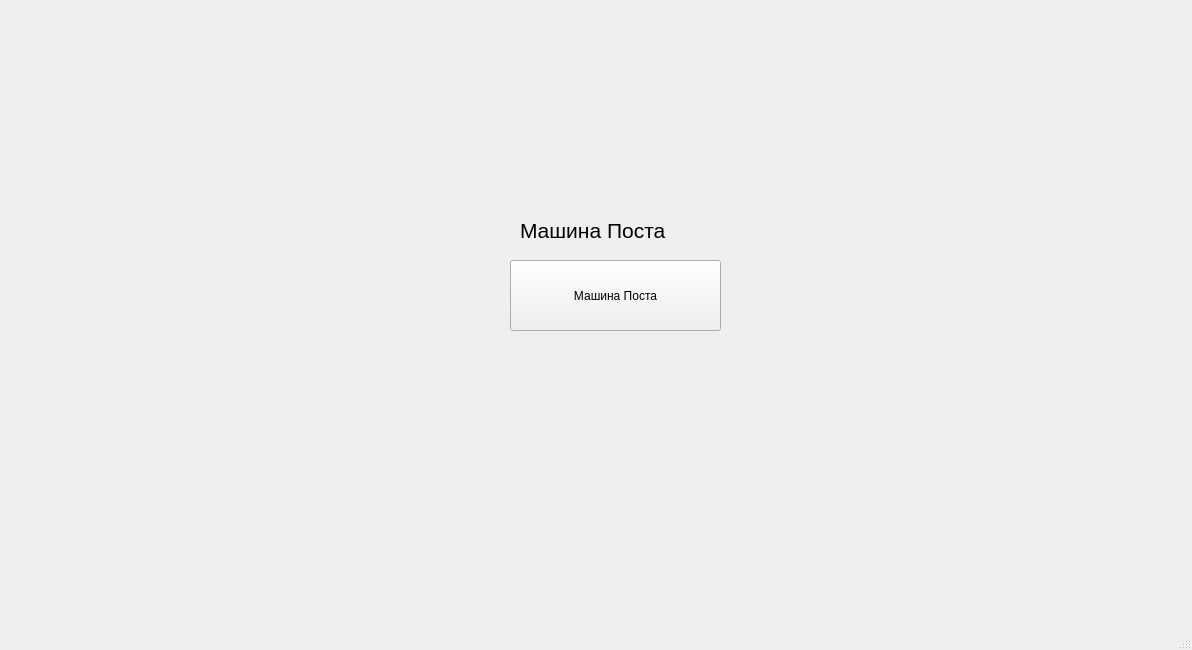
DimaChesnokov/PostMachine, file PostMachine.ui: the form before one commit.
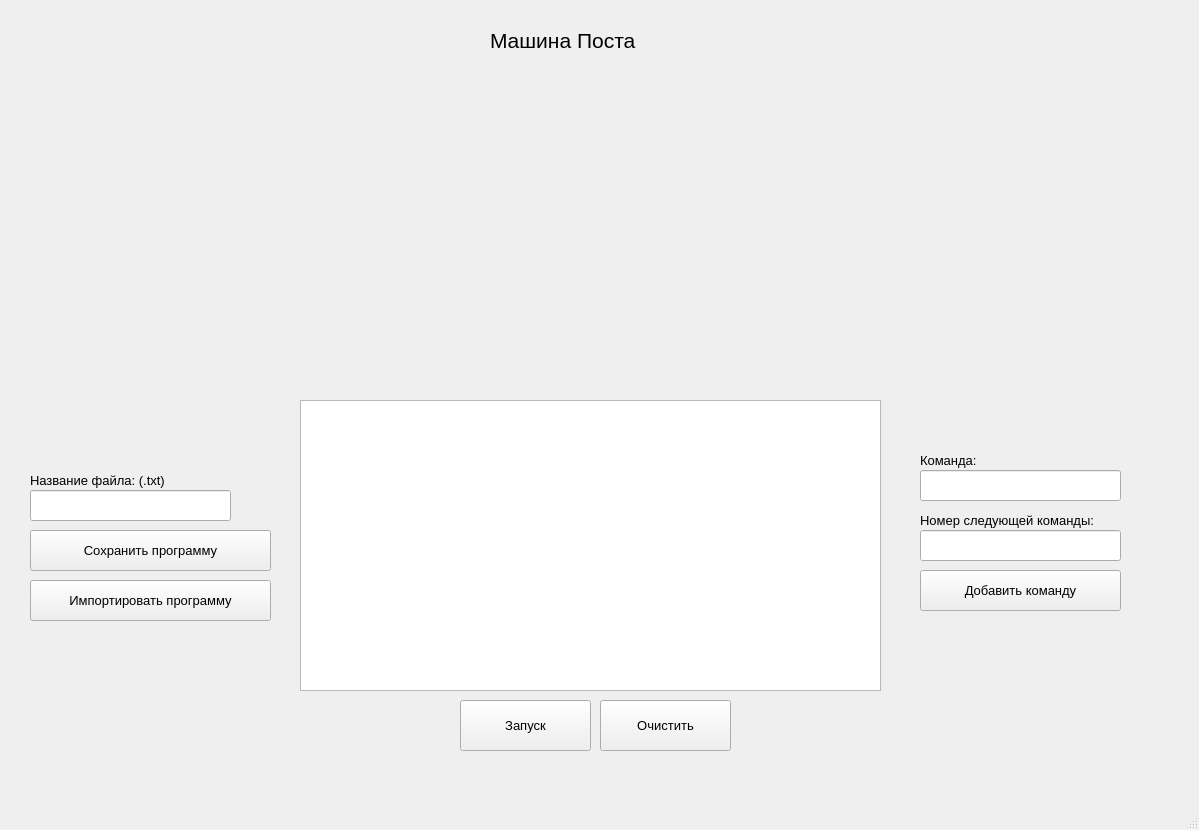
The form after the commit.

Patch:
```diff
--- a/PostMachine.ui
+++ b/PostMachine.ui
@@ -6,8 +6,8 @@
    <rect>
     <x>0</x>
     <y>0</y>
-    <width>1192</width>
-    <height>650</height>
+    <width>1199</width>
+    <height>830</height>
    </rect>
   </property>
   <property name="windowTitle">
@@ -20,22 +20,27 @@
    <widget class="QPushButton" name="pushButton">
     <property name="geometry">
      <rect>
-      <x>510</x>
-      <y>260</y>
-      <width>211</width>
-      <height>71</height>
+      <x>460</x>
+      <y>700</y>
+      <width>131</width>
+      <height>51</height>
      </rect>
     </property>
+    <property name="font">
+     <font>
+      <pointsize>10</pointsize>
+     </font>
+    </property>
     <property name="text">
-     <string>Машина Поста</string>
+     <string>Запуск</string>
     </property>
    </widget>
    <widget class="QLabel" name="label">
     <property name="geometry">
      <rect>
-      <x>520</x>
-      <y>210</y>
-      <width>181</width>
+      <x>490</x>
+      <y>20</y>
+      <width>191</width>
       <height>41</height>
      </rect>
     </property>
@@ -51,6 +56,172 @@
      <number>0</number>
     </property>
    </widget>
+   <widget class="QTableWidget" name="tableWidget">
+    <property name="geometry">
+     <rect>
+      <x>300</x>
+      <y>400</y>
+      <width>581</width>
+      <height>291</height>
+     </rect>
+    </property>
+   </widget>
+   <widget class="QPushButton" name="pushButton_addCommand">
+    <property name="geometry">
+     <rect>
+      <x>920</x>
+      <y>570</y>
+      <width>201</width>
+      <height>41</height>
+     </rect>
+    </property>
+    <property name="font">
+     <font>
+      <pointsize>10</pointsize>
+     </font>
+    </property>
+    <property name="text">
+     <string>Добавить команду</string>
+    </property>
+   </widget>
+   <widget class="QLineEdit" name="lineEdit_com">
+    <property name="geometry">
+     <rect>
+      <x>920</x>
+      <y>470</y>
+      <width>201</width>
+      <height>31</height>
+     </rect>
+    </property>
+   </widget>
+   <widget class="QLineEdit" name="lineEdit_comNext">
+    <property name="geometry">
+     <rect>
+      <x>920</x>
+      <y>530</y>
+      <width>201</width>
+      <height>31</height>
+     </rect>
+    </property>
+   </widget>
+   <widget class="QLabel" name="label_2">
+    <property name="geometry">
+     <rect>
+      <x>920</x>
+      <y>450</y>
+      <width>111</width>
+      <height>21</height>
+     </rect>
+    </property>
+    <property name="font">
+     <font>
+      <pointsize>10</pointsize>
+     </font>
+    </property>
+    <property name="text">
+     <string>Команда:</string>
+    </property>
+   </widget>
+   <widget class="QLabel" name="label_3">
+    <property name="geometry">
+     <rect>
+      <x>920</x>
+      <y>510</y>
+      <width>221</width>
+      <height>21</height>
+     </rect>
+    </property>
+    <property name="font">
+     <font>
+      <pointsize>10</pointsize>
+     </font>
+    </property>
+    <property name="text">
+     <string>Номер следующей команды:</string>
+    </property>
+   </widget>
+   <widget class="QPushButton" name="pushButton_importFile">
+    <property name="geometry">
+     <rect>
+      <x>30</x>
+      <y>580</y>
+      <width>241</width>
+      <height>41</height>
+     </rect>
+    </property>
+    <property name="font">
+     <font>
+      <pointsize>10</pointsize>
+     </font>
+    </property>
+    <property name="text">
+     <string>Импортировать программу</string>
+    </property>
+   </widget>
+   <widget class="QLineEdit" name="lineEdit_FileName">
+    <property name="geometry">
+     <rect>
+      <x>30</x>
+      <y>490</y>
+      <width>201</width>
+      <height>31</height>
+     </rect>
+    </property>
+   </widget>
+   <widget class="QPushButton" name="pushButton_saveFile">
+    <property name="geometry">
+     <rect>
+      <x>30</x>
+      <y>530</y>
+      <width>241</width>
+      <height>41</height>
+     </rect>
+    </property>
+    <property name="font">
+     <font>
+      <pointsize>10</pointsize>
+     </font>
+    </property>
+    <property name="text">
+     <string>Сохранить программу</string>
+    </property>
+   </widget>
+   <widget class="QLabel" name="label_4">
+    <property name="geometry">
+     <rect>
+      <x>30</x>
+      <y>470</y>
+      <width>191</width>
+      <height>21</height>
+     </rect>
+    </property>
+    <property name="font">
+     <font>
+      <pointsize>10</pointsize>
+     </font>
+    </property>
+    <property name="text">
+     <string>Название файла: (.txt)</string>
+    </property>
+   </widget>
+   <widget class="QPushButton" name="pushButton_Clear">
+    <property name="geometry">
+     <rect>
+      <x>600</x>
+      <y>700</y>
+      <width>131</width>
+      <height>51</height>
+     </rect>
+    </property>
+    <property name="font">
+     <font>
+      <pointsize>10</pointsize>
+     </font>
+    </property>
+    <property name="text">
+     <string>Очистить</string>
+    </property>
+   </widget>
   </widget>
   <widget class="QMenuBar" name="menubar">
    <property name="geometry">
```
Left out of the diff: 2 changed lines with no effect on the pictures.
